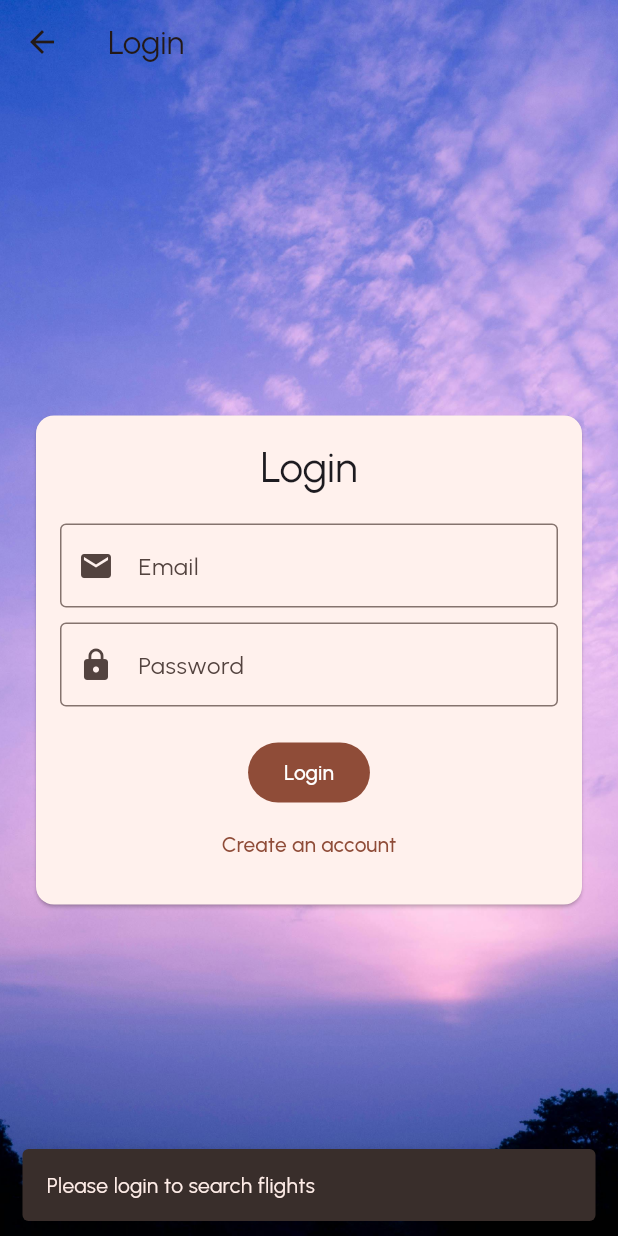
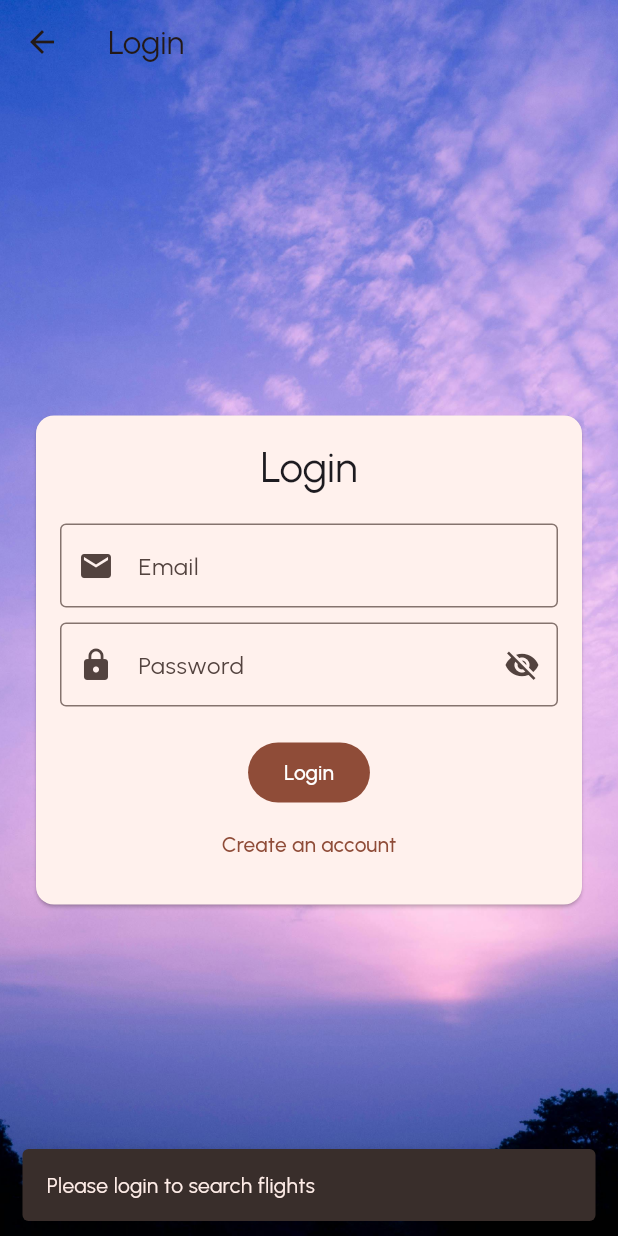
Before and after one commit to Secree/Elective-3---Mobile-App-Development-Project, a Flutter app: the screen it shows after launch, after a tap on "Skip", after a tap on "Book Flights", on a phone screen of 412 x 824 dp. Run offline on Flutter 3.47's test engine with Material 3 defaults, Android fonts, the phone set to English and light mode, and no system bars; our stand-ins replace cloud_firestore, firebase_core, google_fonts, shared_preferences; accounts and stored records are empty.

Commit message:
Update login_page.dart

```diff
--- a/lib/screens/login_page.dart
+++ b/lib/screens/login_page.dart
@@ -14,6 +14,7 @@ class _LoginPageState extends State<LoginPage> {
   final _passCtrl = TextEditingController();
   bool _loading = false;
   String? _loginError;
+  bool _obscurePassword = true;
 
   @override
   void dispose() {
@@ -104,12 +105,22 @@ class _LoginPageState extends State<LoginPage> {
                     SizedBox(height: isSmallScreen ? 8 : 10),
                     TextFormField(
                       controller: _passCtrl,
-                      decoration: const InputDecoration(
+                      decoration: InputDecoration(
                         labelText: 'Password',
-                        prefixIcon: Icon(Icons.lock),
-                        border: OutlineInputBorder(),
+                        prefixIcon: const Icon(Icons.lock),
+                        border: const OutlineInputBorder(),
+                        suffixIcon: IconButton(
+                          icon: Icon(
+                            _obscurePassword ? Icons.visibility_off : Icons.visibility,
+                          ),
+                          onPressed: () {
+                            setState(() {
+                              _obscurePassword = !_obscurePassword;
+                            });
+                          },
+                        ),
                       ),
-                      obscureText: true,
+                      obscureText: _obscurePassword,
                       validator: (v) {
                         if (v == null || v.isEmpty) return 'Enter password';
                         // If login attempt failed, show its error here.
```
